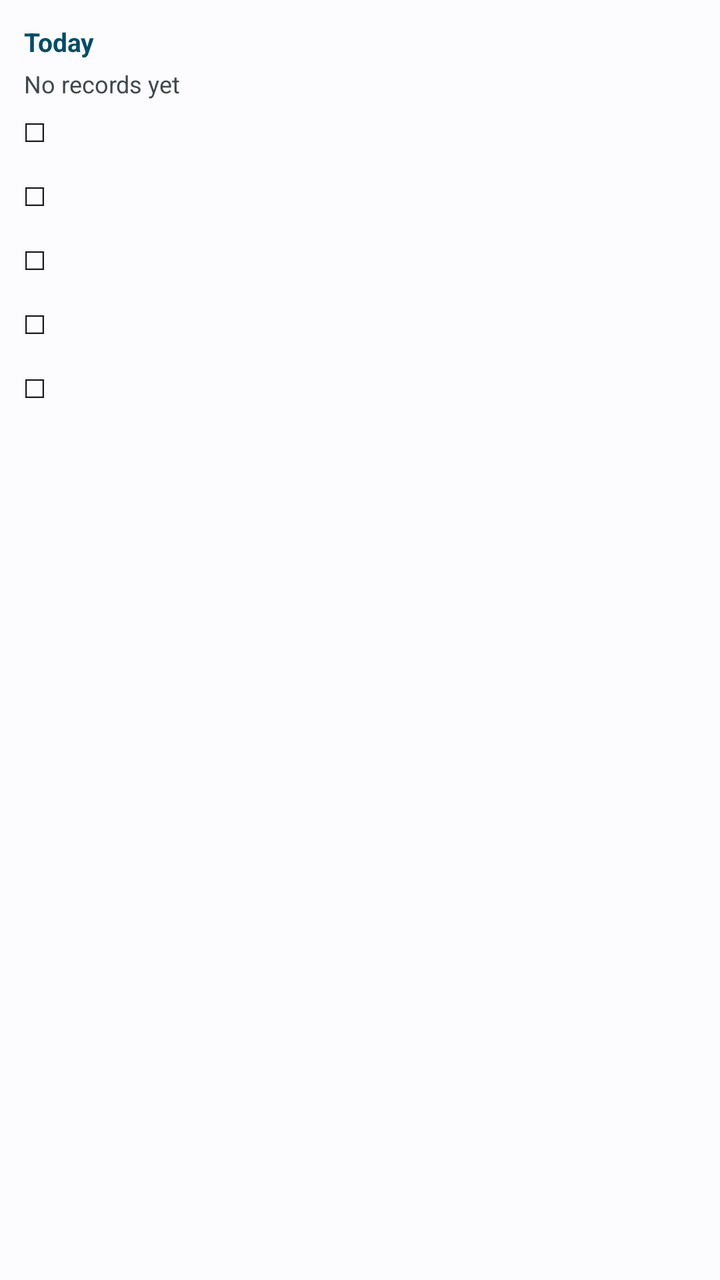
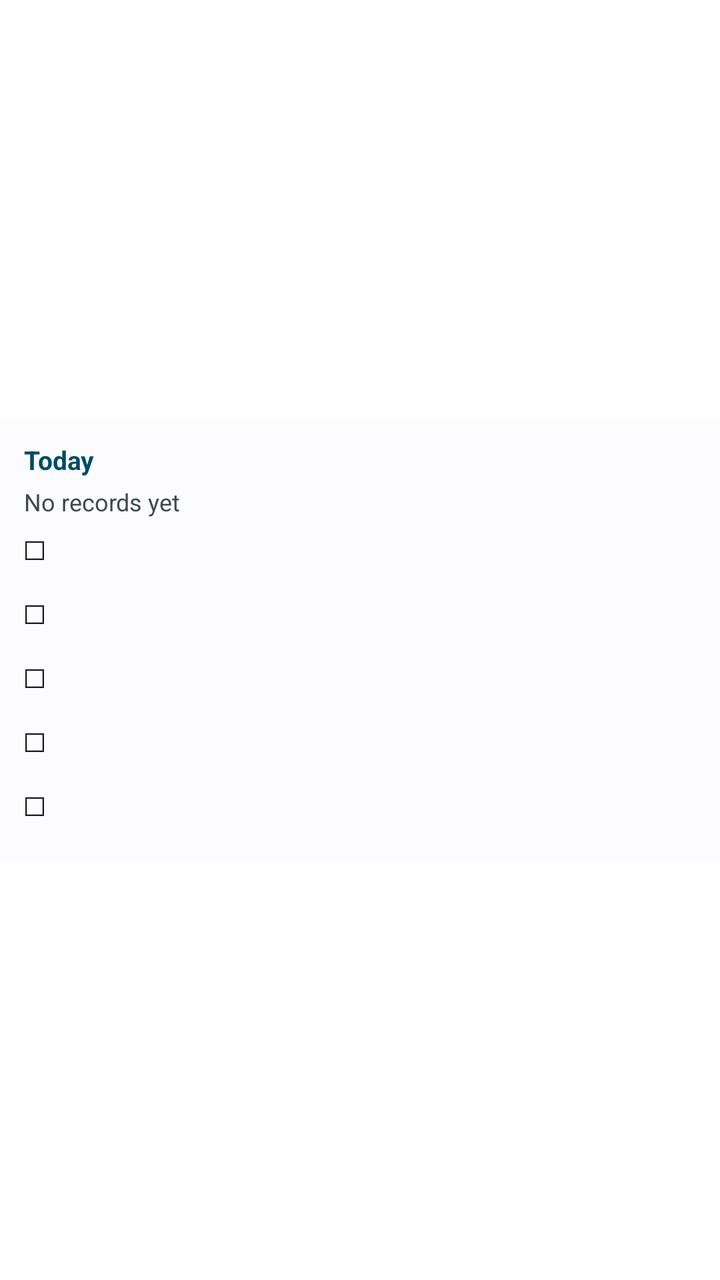

Two renders of the same Android screen: before a commit and after it. Below are the layout's source before the change and the commit's diff.
<!-- AndroidManifest.xml: fallback theme Theme.MaterialComponents.DayNight.NoActionBar -->
<!-- res/layout/odak_task_widget.xml -->
<?xml version="1.0" encoding="utf-8"?>
<LinearLayout xmlns:android="http://schemas.android.com/apk/res/android"
    android:id="@+id/task_widget_root"
    android:layout_width="match_parent"
    android:layout_height="match_parent"
    android:background="@color/widget_stats_surface"
    android:orientation="vertical"
    android:padding="12dp">

    <TextView
        android:id="@+id/task_widget_title"
        android:layout_width="match_parent"
        android:layout_height="wrap_content"
        android:ellipsize="end"
        android:maxLines="1"
        android:text="@string/widget_today"
        android:textColor="@color/widget_heading"
        android:textSize="13sp"
        android:textStyle="bold" />

    <TextView
        android:id="@+id/task_widget_empty"
        android:layout_width="match_parent"
        android:layout_height="wrap_content"
        android:layout_marginTop="4dp"
        android:ellipsize="end"
        android:maxLines="2"
        android:text="@string/widget_no_records"
        android:textColor="@color/widget_secondary_text"
        android:textSize="12sp" />

    <LinearLayout
        android:id="@+id/task_widget_row_0"
        android:layout_width="match_parent"
        android:layout_height="wrap_content"
        android:gravity="center_vertical"
        android:minHeight="32dp"
        android:orientation="horizontal">

        <TextView
            android:id="@+id/task_widget_box_0"
            android:layout_width="wrap_content"
            android:layout_height="wrap_content"
            android:maxLines="1"
            android:paddingEnd="6dp"
            android:text="☐"
            android:textColor="@color/widget_primary_text"
            android:textSize="13sp" />

        <TextView
            android:id="@+id/task_widget_label_0"
            android:layout_width="match_parent"
            android:layout_height="wrap_content"
            android:ellipsize="end"
            android:maxLines="1"
            android:textColor="@color/widget_primary_text"
            android:textSize="13sp" />
    </LinearLayout>

    <LinearLayout
        android:id="@+id/task_widget_row_1"
        android:layout_width="match_parent"
        android:layout_height="wrap_content"
        android:gravity="center_vertical"
        android:minHeight="32dp"
        android:orientation="horizontal">

        <TextView
            android:id="@+id/task_widget_box_1"
            android:layout_width="wrap_content"
            android:layout_height="wrap_content"
            android:maxLines="1"
            android:paddingEnd="6dp"
            android:text="☐"
            android:textColor="@color/widget_primary_text"
            android:textSize="13sp" />

        <TextView
            android:id="@+id/task_widget_label_1"
            android:layout_width="match_parent"
            android:layout_height="wrap_content"
            android:ellipsize="end"
            android:maxLines="1"
            android:textColor="@color/widget_primary_text"
            android:textSize="13sp" />
    </LinearLayout>

    <LinearLayout
        android:id="@+id/task_widget_row_2"
        android:layout_width="match_parent"
        android:layout_height="wrap_content"
        android:gravity="center_vertical"
        android:minHeight="32dp"
        android:orientation="horizontal">

        <TextView
            android:id="@+id/task_widget_box_2"
            android:layout_width="wrap_content"
            android:layout_height="wrap_content"
            android:maxLines="1"
            android:paddingEnd="6dp"
            android:text="☐"
            android:textColor="@color/widget_primary_text"
            android:textSize="13sp" />

        <TextView
            android:id="@+id/task_widget_label_2"
            android:layout_width="match_parent"
            android:layout_height="wrap_content"
            android:ellipsize="end"
            android:maxLines="1"
            android:textColor="@color/widget_primary_text"
            android:textSize="13sp" />
    </LinearLayout>

    <LinearLayout
        android:id="@+id/task_widget_row_3"
        android:layout_width="match_parent"
        android:layout_height="wrap_content"
        android:gravity="center_vertical"
        android:minHeight="32dp"
        android:orientation="horizontal">

        <TextView
            android:id="@+id/task_widget_box_3"
            android:layout_width="wrap_content"
            android:layout_height="wrap_content"
            android:maxLines="1"
            android:paddingEnd="6dp"
            android:text="☐"
            android:textColor="@color/widget_primary_text"
            android:textSize="13sp" />

        <TextView
            android:id="@+id/task_widget_label_3"
            android:layout_width="match_parent"
            android:layout_height="wrap_content"
            android:ellipsize="end"
            android:maxLines="1"
            android:textColor="@color/widget_primary_text"
            android:textSize="13sp" />
    </LinearLayout>

    <LinearLayout
        android:id="@+id/task_widget_row_4"
        android:layout_width="match_parent"
        android:layout_height="wrap_content"
        android:gravity="center_vertical"
        android:minHeight="32dp"
        android:orientation="horizontal">

        <TextView
            android:id="@+id/task_widget_box_4"
            android:layout_width="wrap_content"
            android:layout_height="wrap_content"
            android:maxLines="1"
            android:paddingEnd="6dp"
            android:text="☐"
            android:textColor="@color/widget_primary_text"
            android:textSize="13sp" />

        <TextView
            android:id="@+id/task_widget_label_4"
            android:layout_width="match_parent"
            android:layout_height="wrap_content"
            android:ellipsize="end"
            android:maxLines="1"
            android:textColor="@color/widget_primary_text"
            android:textSize="13sp" />
    </LinearLayout>
</LinearLayout>
<!-- resources referenced by this layout -->
<resources>
  <color name="widget_heading">#34301E</color>
  <color name="widget_primary_text">#1A1C1E</color>
  <color name="widget_secondary_text">#45474B</color>
  <color name="widget_stats_surface">#EAF2FF</color>
  <string name="widget_no_records">No records yet</string>
  <string name="widget_today">Today</string>
</resources>

<!-- the commit's change to res/layout/odak_task_widget.xml (unified diff, before → after) -->
@@ -1,8 +1,15 @@
 <?xml version="1.0" encoding="utf-8"?>
 <LinearLayout xmlns:android="http://schemas.android.com/apk/res/android"
+    android:id="@+id/task_widget_frame"
+    android:layout_width="match_parent"
+    android:layout_height="match_parent"
+    android:gravity="center_vertical"
+    android:orientation="vertical">
+
+<LinearLayout
     android:id="@+id/task_widget_root"
     android:layout_width="match_parent"
-    android:layout_height="match_parent"
+    android:layout_height="wrap_content"
     android:background="@color/widget_stats_surface"
     android:orientation="vertical"
     android:padding="12dp">
@@ -169,3 +176,4 @@
             android:textSize="13sp" />
     </LinearLayout>
 </LinearLayout>
+</LinearLayout>
